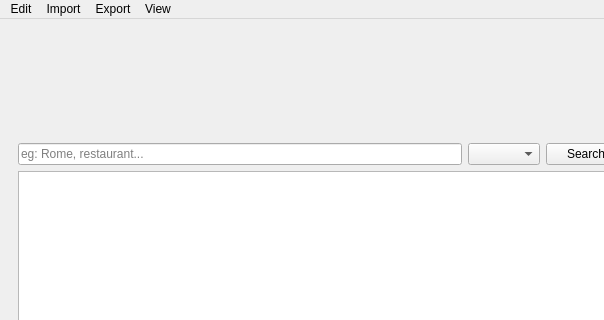
This is view/mainwindow.ui in biasuzzi-davide/CapitalFocus as Qt 5 draws it before an edit; both pictures show x 0 to 604 and y 0 to 320 of the 730 by 600 pixel window. The edited form follows.
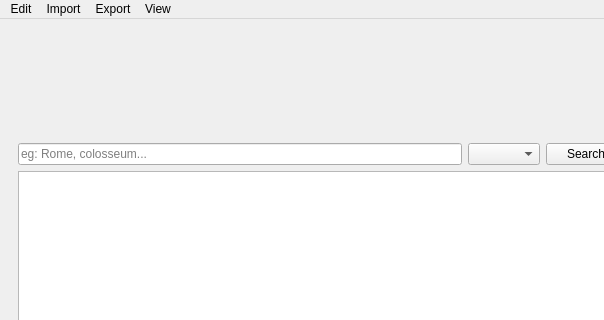
This is the edited form. Icons and pictures are not drawn.

Commit message:
Aggiunte tooltips menu con shortcut, modificata ricerca per includere d
Aggiunte tooltips menu con shortcut, modificata ricerca per includere descrizione

Diff of the .ui file:
```diff
--- a/view/mainwindow.ui
+++ b/view/mainwindow.ui
@@ -316,7 +316,7 @@
           <item>
            <widget class="QLineEdit" name="lineEditSearch">
             <property name="placeholderText">
-             <string>eg: Rome, restaurant...</string>
+             <string>eg: Rome, colosseum...</string>
             </property>
            </widget>
           </item>
```
Left out of the diff: 21 changed lines with no effect on the pictures. The commit also changes 2 other files.
